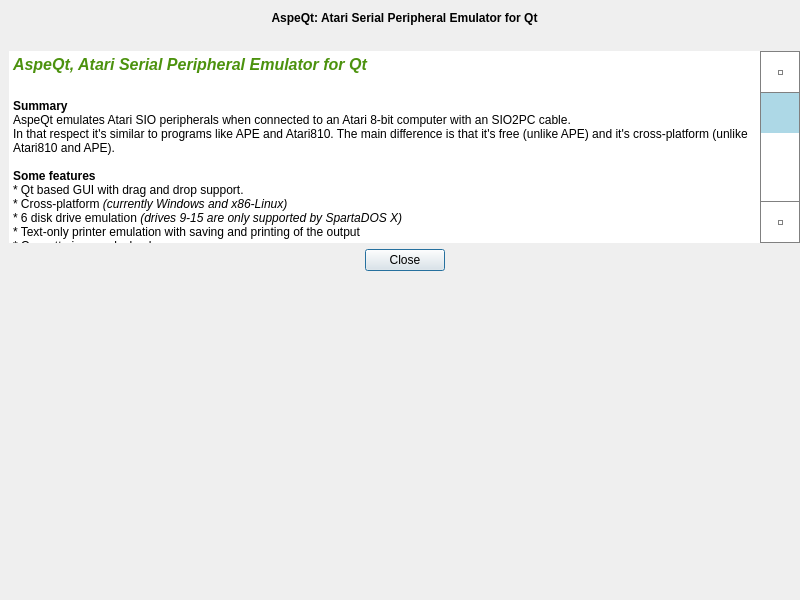
Before: the Qt Designer form aboutdialog.ui in greblus/aspeqt, drawn with Qt 5.
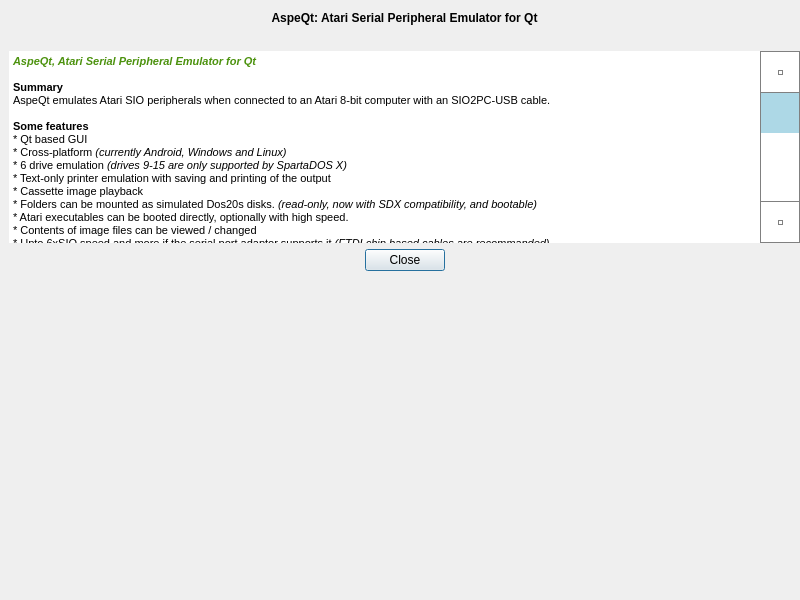
After: the same form once the commit is applied.

Commit message: Removed PL2303 support, updated readme.txt and aboutdialog.

Diff of the .ui file:
```diff
--- a/aboutdialog.ui
+++ b/aboutdialog.ui
@@ -165,11 +165,13 @@
 &lt;html&gt;&lt;head&gt;&lt;meta name=&quot;qrichtext&quot; content=&quot;1&quot; /&gt;&lt;title&gt;AspeQt&lt;/title&gt;&lt;style type=&quot;text/css&quot;&gt;
 p, li { white-space: pre-wrap; }
 &lt;/style&gt;&lt;/head&gt;&lt;body style=&quot; font-family:'MS Shell Dlg 2'; font-size:8.25pt; font-weight:400; font-style:normal;&quot;&gt;
-&lt;p style=&quot; margin-top:12px; margin-bottom:12px; margin-left:0px; margin-right:0px; -qt-block-indent:0; text-indent:0px;&quot;&gt;&lt;span style=&quot; font-family:'Arial,Helvetica,sans-serif'; font-size:12pt; font-weight:600; font-style:italic; color:#4c920e;&quot;&gt;AspeQt, Atari Serial Peripheral Emulator for Qt&lt;/span&gt;&lt;/p&gt;
-&lt;p style=&quot; margin-top:12px; margin-bottom:12px; margin-left:0px; margin-right:0px; -qt-block-indent:0; text-indent:0px;&quot;&gt;&lt;br /&gt;&lt;span style=&quot; font-family:'Arial,Helvetica,sans-serif'; font-size:9pt; font-weight:600;&quot;&gt;Summary&lt;/span&gt;&lt;span style=&quot; font-family:'Arial,Helvetica,sans-serif'; font-size:9pt;&quot;&gt;&lt;br /&gt;AspeQt emulates Atari SIO peripherals when connected to an Atari 8-bit computer with an SIO2PC cable.&lt;br /&gt;In that respect it's similar to programs like APE and Atari810. The main difference is that it's free (unlike APE) and it's cross-platform (unlike Atari810 and APE).&lt;br /&gt;&lt;br /&gt;&lt;/span&gt;&lt;span style=&quot; font-family:'Arial,Helvetica,sans-serif'; font-size:9pt; font-weight:600;&quot;&gt;Some features&lt;/span&gt;&lt;span style=&quot; font-family:'Arial,Helvetica,sans-serif'; font-size:9pt;&quot;&gt;&lt;br /&gt;* Qt based GUI with drag and drop support.&lt;br /&gt;* Cross-platform&lt;/span&gt;&lt;span style=&quot; font-family:'Arial,Helvetica,sans-serif'; font-size:9pt; font-style:italic;&quot;&gt; (currently Windows and x86-Linux)&lt;/span&gt;&lt;span style=&quot; font-family:'Arial,Helvetica,sans-serif'; font-size:9pt;&quot;&gt;&lt;br /&gt;* 6 disk drive emulation &lt;/span&gt;&lt;span style=&quot; font-family:'Arial,Helvetica,sans-serif'; font-size:9pt; font-style:italic;&quot;&gt;(drives 9-15 are only supported by SpartaDOS X)&lt;/span&gt;&lt;span style=&quot; font-family:'Arial,Helvetica,sans-serif'; font-size:9pt;&quot;&gt;&lt;br /&gt;* Text-only printer emulation with saving and printing of the output&lt;br /&gt;* Cassette image playback&lt;br /&gt;* Folders can be mounted as simulated Dos20s disks. &lt;/span&gt;&lt;span style=&quot; font-family:'Arial,Helvetica,sans-serif'; font-size:9pt; font-style:italic;&quot;&gt;(read-only, now with SDX compatibility, and bootable)&lt;/span&gt;&lt;span style=&quot; font-family:'Arial,Helvetica,sans-serif'; font-size:9pt;&quot;&gt;&lt;br /&gt;* Atari executables can be booted directly, optionally with high speed.&lt;br /&gt;* Contents of image files can be viewed / changed&lt;br /&gt;* AspeQt Client module ASPECL.COM. Runs on the Atari and is used to get/set Date/Time on the Atari plus a variety of other remote tasks.&lt;br /&gt;* Upto 6xSIO speed and more if the serial port adaptor supports it &lt;/span&gt;&lt;span style=&quot; font-family:'Arial,Helvetica,sans-serif'; font-size:9pt; font-style:italic;&quot;&gt;(FTDI chip based cables are recommanded).&lt;/span&gt;&lt;span style=&quot; font-family:'Arial,Helvetica,sans-serif'; font-size:9pt;&quot;&gt;&lt;br /&gt;* Localization support (Currently for English, German, Polish, Russian, Slovak, Spanish and Turkish)&lt;br /&gt;* Multi-session support&lt;br /&gt;&lt;br /&gt;&lt;/span&gt;&lt;span style=&quot; font-family:'Arial,Helvetica,sans-serif'; font-size:9pt; font-weight:600;&quot;&gt;License&lt;/span&gt;&lt;span style=&quot; font-family:'Arial,Helvetica,sans-serif'; font-size:9pt;&quot;&gt;&lt;br /&gt;Original code up to version 0.6.0 &lt;/span&gt;&lt;span style=&quot; font-family:'Arial,Helvetica,sans-serif'; font-size:9pt; font-style:italic;&quot;&gt;Copyright 2009 by Fatih Aygün. &lt;/span&gt;&lt;span style=&quot; font-family:'Arial,Helvetica,sans-serif'; font-size:9pt;&quot;&gt;&lt;br /&gt;Updates since v0.6.0 &lt;/span&gt;&lt;span style=&quot; font-family:'Arial,Helvetica,sans-serif'; font-size:9pt; font-style:italic;&quot;&gt;Copyright 2012 by Ray Ataergin&lt;/span&gt;&lt;span style=&quot; font-family:'Arial,Helvetica,sans-serif'; font-size:9pt;&quot;&gt; &lt;br /&gt;Android port&lt;/span&gt;&lt;span style=&quot; font-family:'Arial,Helvetica,sans-serif'; font-size:9pt; font-style:italic;&quot;&gt; by Wiktor Grebla&lt;/span&gt;&lt;span style=&quot; font-size:9pt;&quot;&gt; &lt;/span&gt;&lt;/p&gt;
-&lt;p style=&quot; margin-top:12px; margin-bottom:12px; margin-left:0px; margin-right:0px; -qt-block-indent:0; text-indent:0px;&quot;&gt;&lt;span style=&quot; font-family:'Arial,Helvetica,sans-serif'; font-size:9pt;&quot;&gt;You can freely copy, use, modify and distribute AspeQt under the GPL 2.0 license. Please see license.txt for details.&lt;/span&gt;&lt;span style=&quot; font-size:9pt;&quot;&gt; &lt;/span&gt;&lt;/p&gt;
-&lt;p style=&quot; margin-top:12px; margin-bottom:12px; margin-left:0px; margin-right:0px; -qt-block-indent:0; text-indent:0px;&quot;&gt;&lt;span style=&quot; font-family:'Arial,Helvetica,sans-serif'; font-size:9pt;&quot;&gt;Qt libraries: &lt;/span&gt;&lt;span style=&quot; font-family:'Arial,Helvetica,sans-serif'; font-size:9pt; font-style:italic;&quot;&gt;Copyright 2009 Nokia Corporation&lt;/span&gt;&lt;span style=&quot; font-family:'Arial,Helvetica,sans-serif'; font-size:9pt;&quot;&gt; and/or its subsidiary(-ies). Used in this package under LGPL 2.0 license.&lt;br /&gt;&lt;br /&gt;Silk Icons: &lt;/span&gt;&lt;span style=&quot; font-family:'Arial,Helvetica,sans-serif'; font-size:9pt; font-style:italic;&quot;&gt;Copyright &lt;/span&gt;&lt;a href=&quot;www.famfamfam.com&quot;&gt;&lt;span style=&quot; font-family:'Arial,Helvetica,sans-serif'; font-size:9pt; font-style:italic; text-decoration: underline; color:#0000ff;&quot;&gt;Mark James&lt;/span&gt;&lt;/a&gt;&lt;span style=&quot; font-family:'Arial,Helvetica,sans-serif'; font-size:9pt; font-style:italic;&quot;&gt;.&lt;/span&gt;&lt;span style=&quot; font-family:'Arial,Helvetica,sans-serif'; font-size:9pt;&quot;&gt; Used in this package under Creative Commons Attribution 3.0 license.&lt;br /&gt;&lt;br /&gt;Additional Icons by &lt;/span&gt;&lt;a href=&quot;http://www.oxygen-icons.org/&quot;&gt;&lt;span style=&quot; font-family:'Arial,Helvetica,sans-serif'; font-size:9pt; font-style:italic; text-decoration: underline; color:#0000ff;&quot;&gt;Oxygen Team&lt;/span&gt;&lt;/a&gt;&lt;span style=&quot; font-family:'Arial,Helvetica,sans-serif'; font-size:9pt;&quot;&gt;. Used in this package under Creative Commons Attribution-ShareAlike 3.0 license.&lt;br /&gt;&lt;br /&gt;AtariSIO Linux kernel module and high speed code used in the EXE loader &lt;/span&gt;&lt;span style=&quot; font-family:'Arial,Helvetica,sans-serif'; font-size:9pt; font-style:italic;&quot;&gt;Copyright &lt;/span&gt;&lt;a href=&quot;http://www.horus.com/~hias/atari/&quot;&gt;&lt;span style=&quot; font-family:'Arial,Helvetica,sans-serif'; font-size:9pt; font-style:italic; text-decoration: underline; color:#0000ff;&quot;&gt;Matthias Reichl.&lt;/span&gt;&lt;/a&gt;&lt;span style=&quot; font-family:'Arial,Helvetica,sans-serif'; font-size:9pt;&quot;&gt; Used in this package under GPL 2.0 license.&lt;br /&gt;&lt;br /&gt;Atascii Fonts by &lt;/span&gt;&lt;a href=&quot;http://members.bitstream.net/~marksim/atarimac&quot;&gt;&lt;span style=&quot; font-family:'Arial,Helvetica,sans-serif'; font-size:9pt; font-style:italic; text-decoration: underline; color:#0000ff;&quot;&gt;Mark Simonson&lt;/span&gt;&lt;/a&gt;&lt;span style=&quot; font-family:'Arial,Helvetica,sans-serif'; font-size:9pt;&quot;&gt;. Used in this package under Freeware License.&lt;/span&gt;&lt;span style=&quot; font-size:9pt;&quot;&gt;&lt;br /&gt;&lt;br /&gt;&lt;/span&gt;&lt;span style=&quot; font-family:'Arial,Helvetica,sans-serif'; font-size:9pt; font-weight:600; font-style:italic;&quot;&gt;DOS files distributed with AspeQt&lt;/span&gt;&lt;span style=&quot; font-family:'Arial,Helvetica,sans-serif'; font-size:9pt; font-style:italic;&quot;&gt; are copyright of their respective owners, Atari8Warez and AspeQt distributes those files with the understanding that they are either abandonware or public domain, and are widely available for download through the internet. If you are the copyright holder of one or more of these files, and believe that distribution of these files constitutes a breach of your rights please contact &lt;/span&gt;&lt;a href=&quot;mailto:ray@atari8warez.com&quot;&gt;&lt;span style=&quot; font-family:'Arial,Helvetica,sans-serif'; font-size:9pt; font-style:italic; text-decoration: underline; color:#0000ff;&quot;&gt;Atari8Warez&lt;/span&gt;&lt;/a&gt;&lt;span style=&quot; font-family:'Arial,Helvetica,sans-serif'; font-size:9pt; font-style:italic;&quot;&gt;. We respect the rights of copyright holders and won't distribute copyrighted work without the rights holder's consent. &lt;/span&gt;&lt;/p&gt;
-&lt;p style=&quot; margin-top:12px; margin-bottom:12px; margin-left:0px; margin-right:0px; -qt-block-indent:0; text-indent:0px;&quot;&gt;&lt;span style=&quot; font-family:'Arial,Helvetica,sans-serif'; font-size:9pt; font-weight:600;&quot;&gt;Contact&lt;/span&gt;&lt;span style=&quot; font-family:'Arial,Helvetica,sans-serif'; font-size:9pt;&quot;&gt;&lt;br /&gt;Ray Ataergin, &lt;/span&gt;&lt;a href=&quot;mailto:ray@atari8warez.com&quot;&gt;&lt;span style=&quot; font-family:'Arial,Helvetica,sans-serif'; font-size:9pt; text-decoration: underline; color:#0000ff;&quot;&gt;email&lt;/span&gt;&lt;/a&gt;&lt;span style=&quot; font-family:'Arial,Helvetica,sans-serif'; font-size:9pt;&quot;&gt;, &lt;br /&gt;Fatih Aygun, &lt;/span&gt;&lt;a href=&quot;mailto:cyco130@yahoo.com&quot;&gt;&lt;span style=&quot; font-family:'Arial,Helvetica,sans-serif'; font-size:9pt; text-decoration: underline; color:#0000ff;&quot;&gt;email&lt;/span&gt;&lt;/a&gt;&lt;span style=&quot; font-family:'Arial,Helvetica,sans-serif'; font-size:9pt;&quot;&gt;, &lt;br /&gt;Wiktor Grebla, &lt;/span&gt;&lt;a href=&quot;mailto:greblus@gmail.com&quot;&gt;&lt;span style=&quot; font-family:'Arial,Helvetica,sans-serif'; font-size:9pt; text-decoration: underline; color:#0000ff;&quot;&gt;email&lt;/span&gt;&lt;/a&gt;&lt;span style=&quot; font-family:'Arial,Helvetica,sans-serif'; font-size:9pt;&quot;&gt;, &lt;br /&gt;For SIO2PC-USB hardware purchase/support visit &lt;/span&gt;&lt;a href=&quot;http://www.lotharek.pl&quot;&gt;&lt;span style=&quot; font-family:'Arial,Helvetica,sans-serif'; font-size:9pt; text-decoration: underline; color:#0000ff;&quot;&gt;Lotharek's store&lt;/span&gt;&lt;/a&gt;&lt;span style=&quot; font-family:'Arial,Helvetica,sans-serif';&quot;&gt;&lt;br /&gt;&lt;/span&gt;&lt;/p&gt;&lt;/body&gt;&lt;/html&gt;</string>
+&lt;p style=&quot; margin-top:12px; margin-bottom:12px; margin-left:0px; margin-right:0px; -qt-block-indent:0; text-indent:0px;&quot;&gt;&lt;span style=&quot; font-family:'Arial,Helvetica,sans-serif'; font-weight:600; font-style:italic; color:#4c920e;&quot;&gt;AspeQt, Atari Serial Peripheral Emulator for Qt&lt;/span&gt;&lt;span style=&quot; font-weight:600; font-style:italic; color:#4c920e;&quot;&gt;&lt;br /&gt;&lt;/span&gt;&lt;br /&gt;&lt;span style=&quot; font-family:'Arial,Helvetica,sans-serif'; font-weight:600;&quot;&gt;Summary&lt;/span&gt;&lt;span style=&quot; font-family:'Arial,Helvetica,sans-serif';&quot;&gt;&lt;br /&gt;AspeQt emulates Atari SIO peripherals when connected to an Atari 8-bit computer with an SIO2PC-USB cable.&lt;br /&gt;&lt;br /&gt;&lt;/span&gt;&lt;span style=&quot; font-family:'Arial,Helvetica,sans-serif'; font-weight:600;&quot;&gt;Some features&lt;/span&gt;&lt;span style=&quot; font-family:'Arial,Helvetica,sans-serif';&quot;&gt;&lt;br /&gt;* Qt based GUI &lt;br /&gt;* Cross-platform&lt;/span&gt;&lt;span style=&quot; font-family:'Arial,Helvetica,sans-serif'; font-style:italic;&quot;&gt; (currently Android, Windows and Linux)&lt;/span&gt;&lt;span style=&quot; font-family:'Arial,Helvetica,sans-serif';&quot;&gt;&lt;br /&gt;* 6 drive emulation &lt;/span&gt;&lt;span style=&quot; font-family:'Arial,Helvetica,sans-serif'; font-style:italic;&quot;&gt;(drives 9-15 are only supported by SpartaDOS X)&lt;/span&gt;&lt;span style=&quot; font-family:'Arial,Helvetica,sans-serif';&quot;&gt;&lt;br /&gt;* Text-only printer emulation with saving and printing of the output&lt;br /&gt;* Cassette image playback&lt;br /&gt;* Folders can be mounted as simulated Dos20s disks. &lt;/span&gt;&lt;span style=&quot; font-family:'Arial,Helvetica,sans-serif'; font-style:italic;&quot;&gt;(read-only, now with SDX compatibility, and bootable)&lt;/span&gt;&lt;span style=&quot; font-family:'Arial,Helvetica,sans-serif';&quot;&gt;&lt;br /&gt;* Atari executables can be booted directly, optionally with high speed.&lt;br /&gt;* Contents of image files can be viewed / changed&lt;br /&gt;* Upto 6xSIO speed and more if the serial port adaptor supports it &lt;/span&gt;&lt;span style=&quot; font-family:'Arial,Helvetica,sans-serif'; font-style:italic;&quot;&gt;(FTDI chip based cables are recommanded).&lt;/span&gt;&lt;span style=&quot; font-family:'Arial,Helvetica,sans-serif';&quot;&gt;&lt;br /&gt;* Localization support (Currently for English, German, Polish, Russian, Slovak, Spanish and Turkish)&lt;br /&gt;* Multi-session support&lt;br /&gt;&lt;br /&gt;&lt;/span&gt;&lt;span style=&quot; font-family:'Arial,Helvetica,sans-serif'; font-weight:600;&quot;&gt;License&lt;/span&gt;&lt;span style=&quot; font-family:'Arial,Helvetica,sans-serif';&quot;&gt;&lt;br /&gt;Original code up to version 0.6.0 &lt;/span&gt;&lt;span style=&quot; font-family:'Arial,Helvetica,sans-serif'; font-style:italic;&quot;&gt;Copyright 2009 by Fatih Aygün. &lt;/span&gt;&lt;span style=&quot; font-family:'Arial,Helvetica,sans-serif';&quot;&gt;&lt;br /&gt;Updates since v0.6.0 &lt;/span&gt;&lt;span style=&quot; font-family:'Arial,Helvetica,sans-serif'; font-style:italic;&quot;&gt;Copyright 2012 by Ray Ataergin&lt;/span&gt;&lt;span style=&quot; font-family:'Arial,Helvetica,sans-serif';&quot;&gt; &lt;br /&gt;Android port &lt;/span&gt;&lt;span style=&quot; font-family:'Arial,Helvetica,sans-serif'; font-style:italic;&quot;&gt;by Wiktor Grebla&lt;/span&gt; &lt;/p&gt;
+&lt;p style=&quot; margin-top:12px; margin-bottom:12px; margin-left:0px; margin-right:0px; -qt-block-indent:0; text-indent:0px;&quot;&gt;Sourcecode of this Android version is available on Github:&lt;/p&gt;
+&lt;p style=&quot; margin-top:12px; margin-bottom:12px; margin-left:0px; margin-right:0px; -qt-block-indent:0; text-indent:0px;&quot;&gt;https://github.com/greblus/aspeqt&lt;/p&gt;
+&lt;p style=&quot; margin-top:12px; margin-bottom:12px; margin-left:0px; margin-right:0px; -qt-block-indent:0; text-indent:0px;&quot;&gt;&lt;span style=&quot; font-family:'Arial,Helvetica,sans-serif';&quot;&gt;You can freely copy, use, modify and distribute AspeQt under the GPL 2.0 license. Please see license.txt for details.&lt;/span&gt; &lt;/p&gt;
+&lt;p style=&quot; margin-top:12px; margin-bottom:12px; margin-left:0px; margin-right:0px; -qt-block-indent:0; text-indent:0px;&quot;&gt;&lt;span style=&quot; font-family:'Arial,Helvetica,sans-serif';&quot;&gt;Qt libraries: &lt;/span&gt;&lt;span style=&quot; font-family:'Arial,Helvetica,sans-serif'; font-style:italic;&quot;&gt;Copyright &lt;/span&gt;&lt;span style=&quot; font-family:'Arial,Helvetica,sans-serif';&quot;&gt;The Qt Company. Used in this package under LGPL 2.0 license.&lt;br /&gt;&lt;br /&gt;Silk Icons: &lt;/span&gt;&lt;span style=&quot; font-family:'Arial,Helvetica,sans-serif'; font-style:italic;&quot;&gt;Copyright &lt;/span&gt;&lt;a href=&quot;www.famfamfam.com&quot;&gt;&lt;span style=&quot; font-family:'Arial,Helvetica,sans-serif'; font-style:italic; text-decoration: underline; color:#0000ff;&quot;&gt;Mark James&lt;/span&gt;&lt;/a&gt;&lt;span style=&quot; font-family:'Arial,Helvetica,sans-serif'; font-style:italic;&quot;&gt;.&lt;/span&gt;&lt;span style=&quot; font-family:'Arial,Helvetica,sans-serif';&quot;&gt; Used in this package under Creative Commons Attribution 3.0 license.&lt;br /&gt;&lt;br /&gt;Additional Icons by &lt;/span&gt;&lt;a href=&quot;http://www.oxygen-icons.org/&quot;&gt;&lt;span style=&quot; font-family:'Arial,Helvetica,sans-serif'; font-style:italic; text-decoration: underline; color:#0000ff;&quot;&gt;Oxygen Team&lt;/span&gt;&lt;/a&gt;&lt;span style=&quot; font-family:'Arial,Helvetica,sans-serif';&quot;&gt;. Used in this package under Creative Commons Attribution-ShareAlike 3.0 license.&lt;br /&gt;&lt;br /&gt;High speed code used in the EXE loader &lt;/span&gt;&lt;span style=&quot; font-family:'Arial,Helvetica,sans-serif'; font-style:italic;&quot;&gt;Copyright &lt;/span&gt;&lt;a href=&quot;http://www.horus.com/~hias/atari/&quot;&gt;&lt;span style=&quot; font-family:'Arial,Helvetica,sans-serif'; font-style:italic; text-decoration: underline; color:#0000ff;&quot;&gt;Matthias Reichl.&lt;/span&gt;&lt;/a&gt;&lt;span style=&quot; font-family:'Arial,Helvetica,sans-serif';&quot;&gt; Used in this package under GPL 2.0 license.&lt;br /&gt;&lt;br /&gt;Atascii Fonts by &lt;/span&gt;&lt;a href=&quot;http://members.bitstream.net/~marksim/atarimac&quot;&gt;&lt;span style=&quot; font-family:'Arial,Helvetica,sans-serif'; font-style:italic; text-decoration: underline; color:#0000ff;&quot;&gt;Mark Simonson&lt;/span&gt;&lt;/a&gt;&lt;span style=&quot; font-family:'Arial,Helvetica,sans-serif';&quot;&gt;. Used in this package under Freeware License.&lt;/span&gt;&lt;br /&gt;&lt;br /&gt;&lt;span style=&quot; font-family:'Arial,Helvetica,sans-serif'; font-weight:600; font-style:italic;&quot;&gt;DOS files distributed with AspeQt&lt;/span&gt;&lt;span style=&quot; font-family:'Arial,Helvetica,sans-serif'; font-style:italic;&quot;&gt; are copyright of their respective owners. &lt;/span&gt;&lt;/p&gt;
+&lt;p style=&quot; margin-top:12px; margin-bottom:12px; margin-left:0px; margin-right:0px; -qt-block-indent:0; text-indent:0px;&quot;&gt;&lt;span style=&quot; font-family:'Arial,Helvetica,sans-serif'; font-weight:600;&quot;&gt;Contact&lt;/span&gt;&lt;span style=&quot; font-family:'Arial,Helvetica,sans-serif';&quot;&gt;&lt;br /&gt;Wiktor Grebla: greblus@gmail.com&lt;/span&gt;&lt;/p&gt;
+&lt;p style=&quot; margin-top:12px; margin-bottom:12px; margin-left:0px; margin-right:0px; -qt-block-indent:0; text-indent:0px;&quot;&gt;&lt;span style=&quot; font-family:'Arial,Helvetica,sans-serif'; font-weight:600;&quot;&gt;Hardware&lt;/span&gt;&lt;span style=&quot; font-family:'Arial,Helvetica,sans-serif';&quot;&gt;&lt;br /&gt;For SIO2PC-USB hardware purchase visit Lotharek's store: &lt;br /&gt;http://lotharek.pl/product.php?pid=98&lt;br /&gt;&lt;/span&gt;&lt;/p&gt;&lt;/body&gt;&lt;/html&gt;</string>
      </property>
      <property name="textInteractionFlags">
       <set>Qt::LinksAccessibleByKeyboard|Qt::LinksAccessibleByMouse</set>
```
The commit also changes 10 other files.
